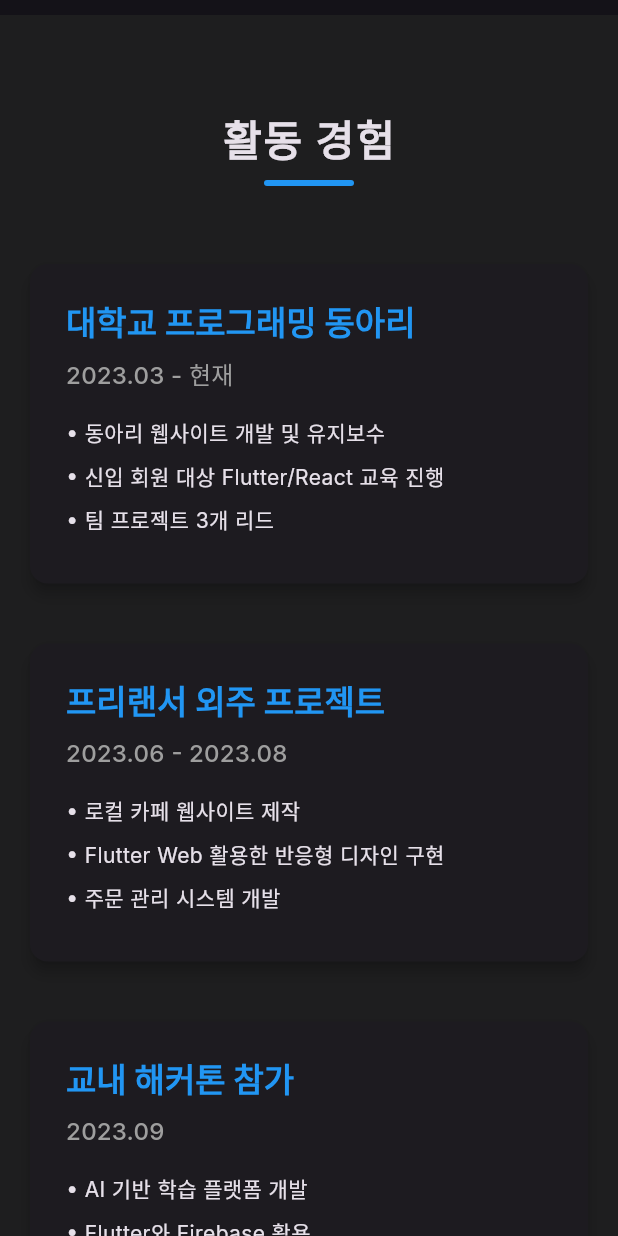
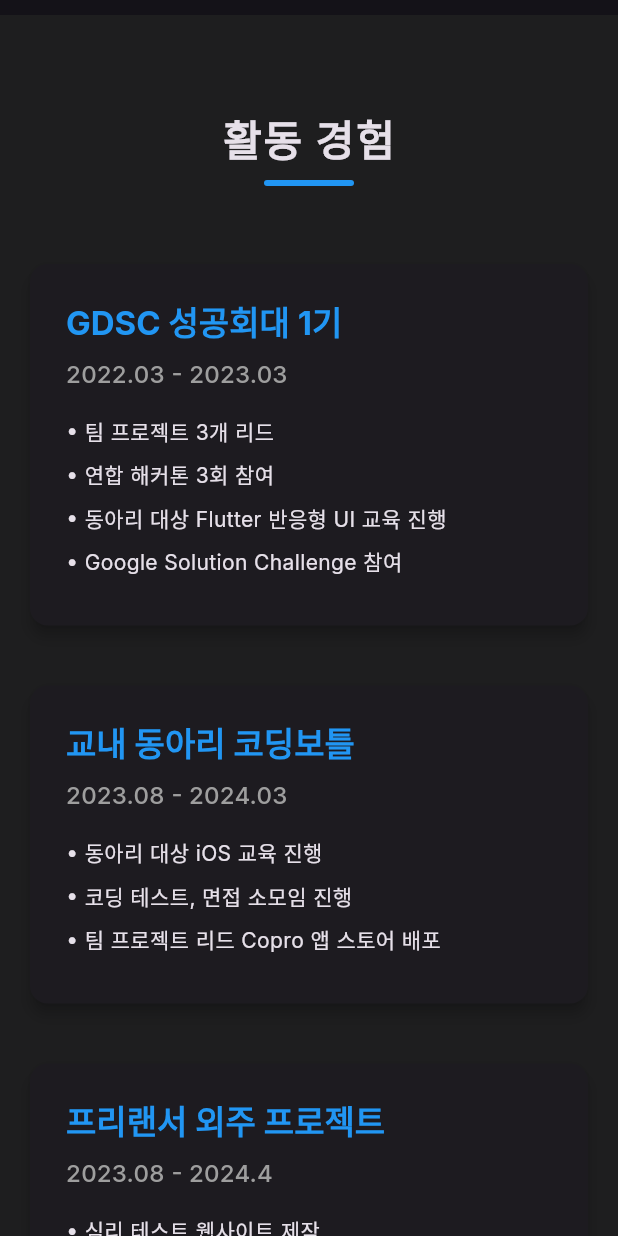
Before and after one commit to devpark435/portfolio_flutter_web, a Flutter app: the screen it shows after launch, scrolled down 1728 dp, on a phone screen of 412 x 824 dp. Run offline on Flutter 3.47's test engine with Material 3 defaults, Android fonts, the phone set to English and light mode, and no system bars; our stand-ins replace animated_text_kit, flutter_riverpod, go_router, google_fonts, shared_preferences.

Commit message:
refactor - 임시 데이터 제거& 실데이터 추가

```diff
--- a/lib/data/experiences.dart
+++ b/lib/data/experiences.dart
@@ -2,33 +2,45 @@ import '../domain/models/experience.dart';
 
 final List<Experience> experiences = [
   const Experience(
-    title: '대학교 프로그래밍 동아리',
-    role: '프론트엔드 개발 팀장',
-    period: '2023.03 - 현재',
+    title: 'GDSC 성공회대 1기',
+    role: 'Flutter 개발',
+    period: '2022.03 - 2023.03',
     description: [
-      '동아리 웹사이트 개발 및 유지보수',
-      '신입 회원 대상 Flutter/React 교육 진행',
       '팀 프로젝트 3개 리드',
+      '연합 해커톤 3회 참여',
+      '동아리 대상 Flutter 반응형 UI 교육 진행',
+      'Google Solution Challenge 참여'
+    ],
+  ),
+  const Experience(
+    title: '교내 동아리 코딩보틀',
+    role: '모바일 개발',
+    period: '2023.08 - 2024.03',
+    description: [
+      '동아리 대상 iOS 교육 진행',
+      '코딩 테스트, 면접 소모임 진행',
+      '팀 프로젝트 리드 Copro 앱 스토어 배포'
     ],
   ),
   const Experience(
     title: '프리랜서 외주 프로젝트',
     role: '프론트엔드 개발자',
-    period: '2023.06 - 2023.08',
+    period: '2023.08 - 2024.4',
     description: [
-      '로컬 카페 웹사이트 제작',
+      '심리 테스트 웹사이트 제작',
       'Flutter Web 활용한 반응형 디자인 구현',
       '주문 관리 시스템 개발',
     ],
   ),
   const Experience(
-    title: '교내 해커톤 참가',
-    role: '풀스택 개발자',
-    period: '2023.09',
+    title: '스파르타 iOS 내일배움캠프',
+    role: 'iOS 개발자',
+    period: '2024.01 - 2024.07',
     description: [
-      'AI 기반 학습 플랫폼 개발',
-      'Flutter와 Firebase 활용',
-      '우수상 수상',
+      '2주 단위 팀프로젝트 리드',
+      '최종 프로젝트 리드',
+      '최종 프로젝트 우수상 수상',
+      '식목일앱 앱스토어 라이프스타일 차트 63위'
     ],
   ),
 ];
--- a/lib/data/profile_info.dart
+++ b/lib/data/profile_info.dart
@@ -22,6 +22,6 @@ const List<ProfileInfo> profileInfos = [
   ),
   ProfileInfo(
     label: '관심 분야',
-    values: ['Flutter, Web Development, AI'],
+    values: ['Flutter, iOS'],
   ),
 ];
--- a/lib/data/skills.dart
+++ b/lib/data/skills.dart
@@ -11,7 +11,7 @@ const List<Skill> skills = [
   ),
   Skill(
     title: 'Backend Services',
-    skills: ['Firebase', 'Supabase', 'Spring'],
+    skills: ['Firebase', 'Supabase', 'SpringBoot'],
   ),
   Skill(
     title: 'Development Tools',
```
